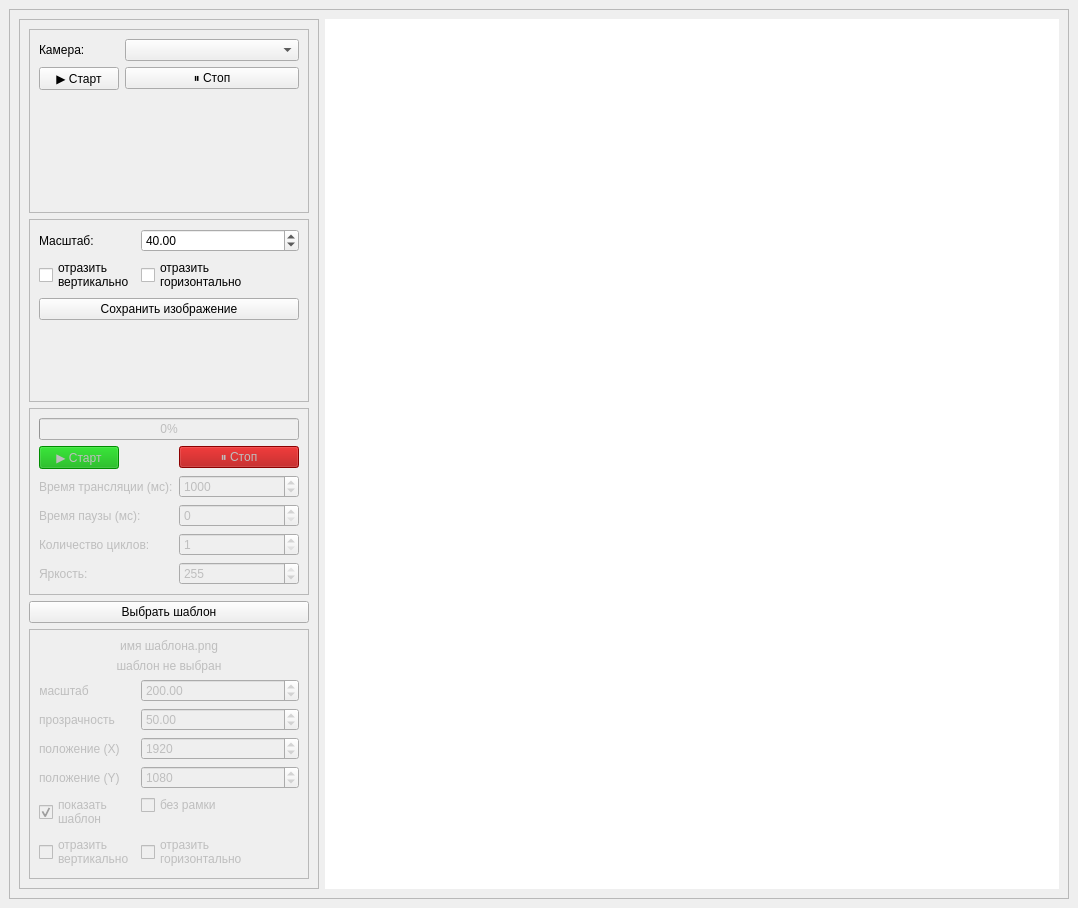
This is qtUi/ui1.ui in vaddav6/cjcLitCam as Qt 5 draws it before an edit. The edited form follows.
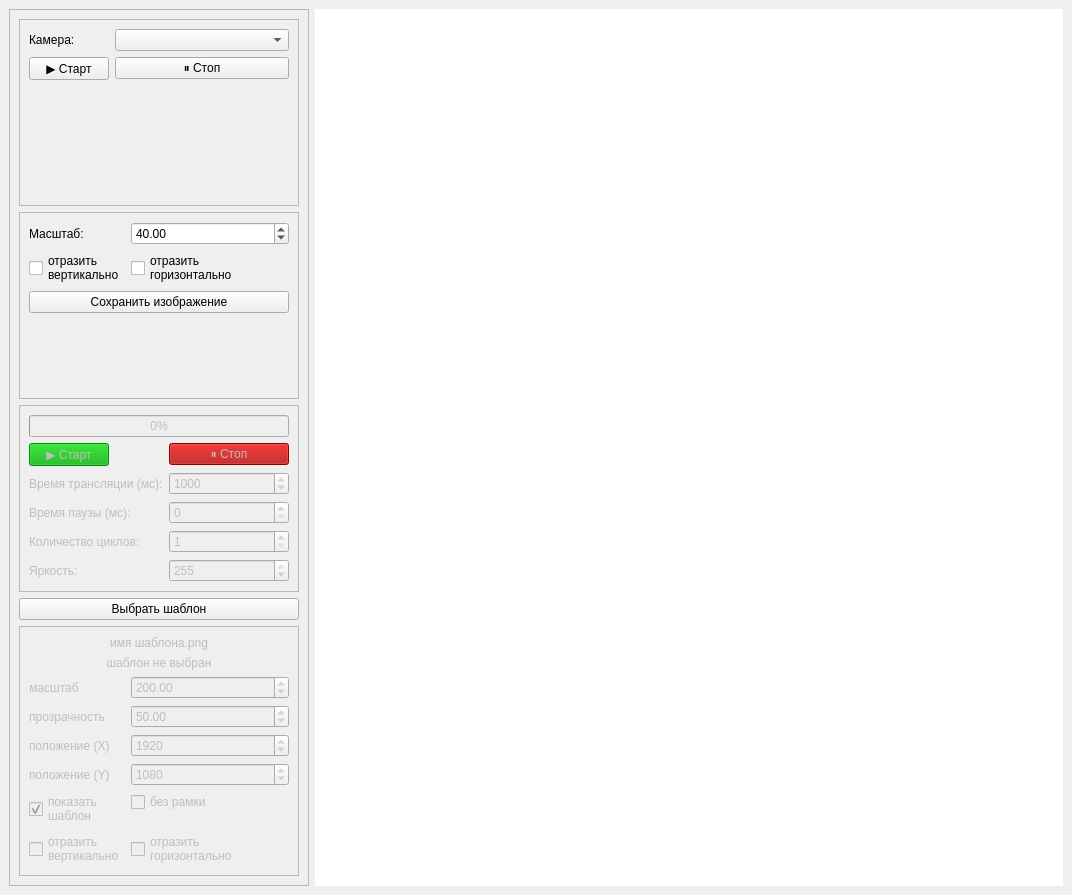
This is the edited form.

Diff of the .ui file:
```diff
--- a/qtUi/ui1.ui
+++ b/qtUi/ui1.ui
@@ -6,39 +6,36 @@
    <rect>
     <x>0</x>
     <y>0</y>
-    <width>1078</width>
-    <height>908</height>
+    <width>1072</width>
+    <height>895</height>
    </rect>
   </property>
   <property name="windowTitle">
    <string>MainWindow</string>
   </property>
   <widget class="QWidget" name="centralwidget">
-   <layout class="QVBoxLayout" name="verticalLayout_2">
+   <layout class="QHBoxLayout" name="horizontalLayout_2">
     <item>
-     <widget class="QFrame" name="frame_2">
-      <property name="frameShape">
-       <enum>QFrame::Shape::StyledPanel</enum>
-      </property>
-      <property name="frameShadow">
-       <enum>QFrame::Shadow::Raised</enum>
-      </property>
-      <layout class="QHBoxLayout" name="horizontalLayout">
-       <item>
-        <widget class="QFrame" name="frame_4">
+     <widget class="QScrollArea" name="scrollArea">
          <property name="maximumSize">
           <size>
            <width>300</width>
            <height>16777215</height>
           </size>
          </property>
-         <property name="frameShape">
-          <enum>QFrame::Shape::StyledPanel</enum>
-         </property>
-         <property name="frameShadow">
-          <enum>QFrame::Shadow::Raised</enum>
-         </property>
-         <layout class="QVBoxLayout" name="verticalLayout">
+      <property name="widgetResizable">
+       <bool>true</bool>
+      </property>
+      <widget class="QWidget" name="scrollAreaWidgetContents">
+       <property name="geometry">
+        <rect>
+         <x>0</x>
+         <y>0</y>
+         <width>296</width>
+         <height>873</height>
+        </rect>
+       </property>
+       <layout class="QVBoxLayout" name="verticalLayout_3">
           <item>
            <widget class="QFrame" name="frame">
             <property name="maximumSize">
@@ -1288,15 +1285,13 @@
           </item>
          </layout>
         </widget>
+     </widget>
        </item>
        <item>
         <widget class="QGraphicsView" name="graphicsView">
          <property name="frameShape">
           <enum>QFrame::Shape::NoFrame</enum>
          </property>
-        </widget>
-       </item>
-      </layout>
      </widget>
     </item>
    </layout>
```
Lines whose indentation alone changed are shown as unchanged.
